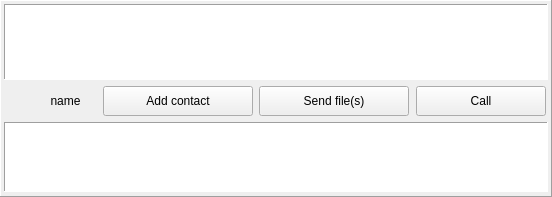
Old version of the form Homer/forms/Widgets/MessageWidget.ui in the repository Homer-Conferencing/Homer-Conferencing.
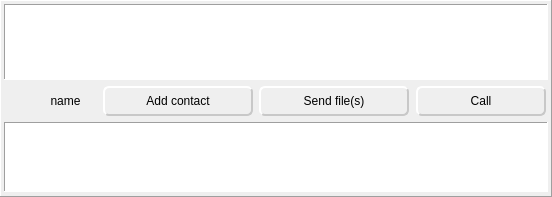
New version of the form. Icons and pictures are not drawn. Custom widgets are drawn as their Qt base class.

What changed in the file:
```diff
--- a/Homer/forms/Widgets/MessageWidget.ui
+++ b/Homer/forms/Widgets/MessageWidget.ui
@@ -247,6 +247,18 @@
           <property name="toolTip">
            <string>add to contact list</string>
           </property>
+          <property name="styleSheet">
+           <string notr="true">QPushButton{
+background-color: rgb(239, 239, 239);
+border-style: outset;
+border-width: 2px;
+border-color:  rgb(200, 200, 200);
+border-radius: 6px;
+}
+QPushButton:pressed{
+background-color: rgb(150, 150, 150);
+} </string>
+          </property>
           <property name="text">
            <string>Add contact</string>
           </property>
@@ -289,6 +301,19 @@
           <property name="toolTip">
            <string>send local files(s)</string>
           </property>
+          <property name="styleSheet">
+           <string notr="true">QPushButton{
+background-color: rgb(239, 239, 239);
+border-style: outset;
+border-width: 2px;
+border-color:  rgb(200, 200, 200);
+border-radius: 6px;
+}
+QPushButton:pressed{
+background-color: rgb(150, 150, 150);
+} 
+</string>
+          </property>
           <property name="text">
            <string>Send file(s)</string>
           </property>
@@ -350,6 +375,18 @@
           <property name="toolTip">
            <string>call/hangup</string>
           </property>
+          <property name="styleSheet">
+           <string notr="true">QPushButton{
+background-color: rgb(239, 239, 239);
+border-style: outset;
+border-width: 2px;
+border-color:  rgb(200, 200, 200);
+border-radius: 6px;
+}
+QPushButton:pressed{
+background-color: rgb(150, 150, 150);
+} </string>
+          </property>
           <property name="text">
            <string>Call</string>
           </property>
```
